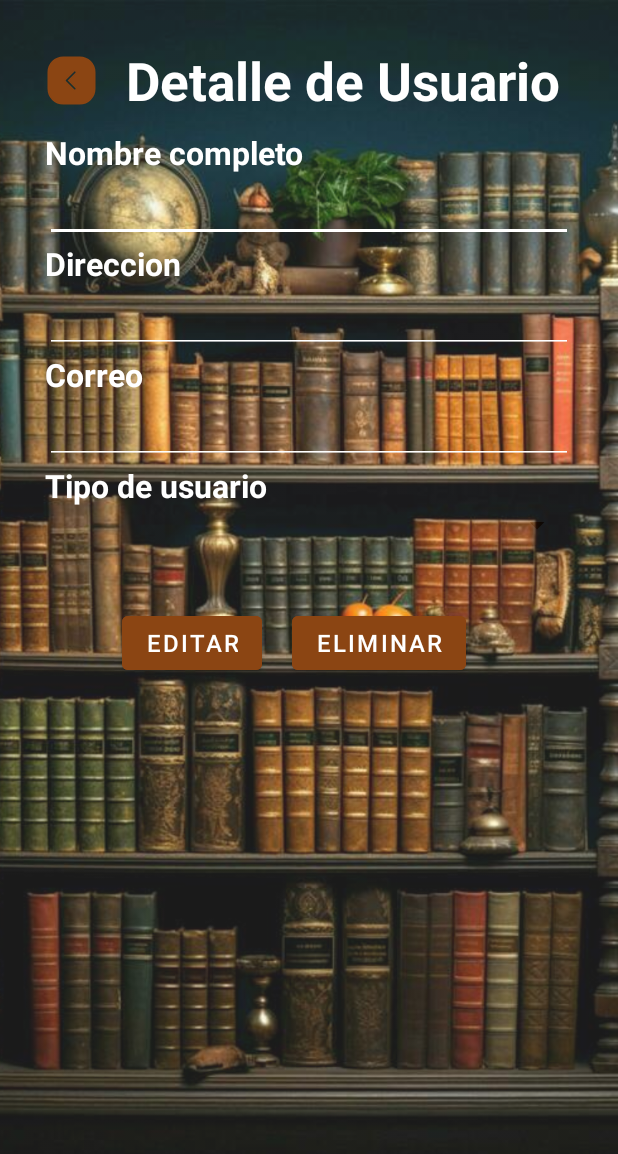
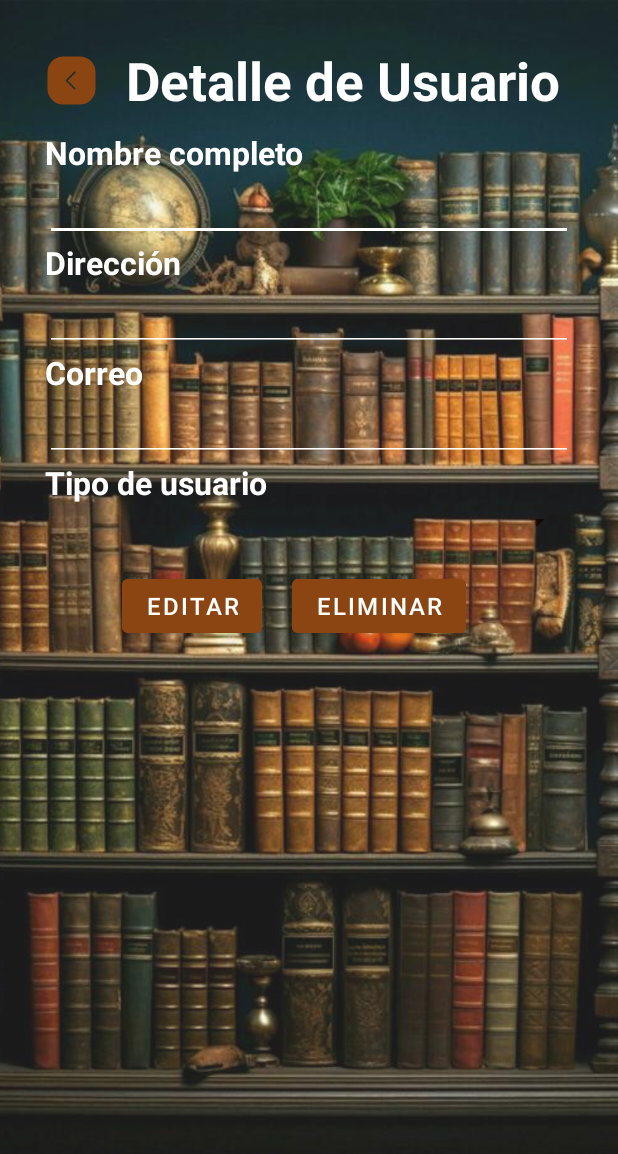
Before and after one commit to Maria-jose24/Taller_biblioteca, an Android app: the layout fragment_detalle_usuario.xml on its own in the app's theme, with its tools: preview values and no code run, on a phone screen of 412 x 824 dp. Shown: the top 1154 px of the screen. Run offline under Robolectric (Android 15) with nearby library versions, the phone set to English and light mode, and no system bars; network calls fail.

Commit message:
Se actualiza

```diff
--- a/CrudLibrary/app/src/main/java/com/example/crudlibrary/adapterUsuario.kt
+++ b/CrudLibrary/app/src/main/java/com/example/crudlibrary/adapterUsuario.kt
@@ -37,7 +37,6 @@ class adapterUsuario (
             onclickEditar?.invoke(usuario)
         }
 
-
         holder.btnEliminar.setOnClickListener {
             onclickEliminar?.invoke(usuario)
         }
--- a/CrudLibrary/app/src/main/java/com/example/crudlibrary/config/config.kt
+++ b/CrudLibrary/app/src/main/java/com/example/crudlibrary/config/config.kt
@@ -4,7 +4,7 @@ class config {
     //se crea una url static, para consultar sin instanciar metedo companion object sirve para almacenar
     companion object{
         //ejemplo: se coloca la pi1 del wifi que debe estar conectado con la misma red del celular y se coloca el puerto de la bses de datos
-        var urlbBase="http://192.168.47.153:8085/api/v1/"
+        var urlbBase="http://192.168.100.154:8085/api/v1/"
         var urlLibros= urlbBase+"libro/"
         var urlUsuarios= urlbBase+"usuario/"
     }
--- a/CrudLibrary/app/src/main/res/layout/fragment_detalle_usuario.xml
+++ b/CrudLibrary/app/src/main/res/layout/fragment_detalle_usuario.xml
@@ -6,6 +6,7 @@
     android:hardwareAccelerated="true"
     tools:context=".detalleUsuarioFragment">
 
+    <!-- Fondo de la vista -->
     <ImageView
         android:layout_width="match_parent"
         android:layout_height="match_parent"
@@ -13,12 +14,14 @@
         android:scaleType="centerCrop"
         android:alpha="0.9" />
 
+    <!-- Contenedor principal para los elementos de la interfaz -->
     <LinearLayout
         android:layout_width="match_parent"
         android:layout_height="match_parent"
         android:orientation="vertical"
         android:padding="30dp">
 
+        <!-- Encabezado con el botón para volver y el título -->
         <LinearLayout
             android:layout_width="match_parent"
             android:layout_height="wrap_content"
@@ -31,7 +34,8 @@
                 android:layout_width="35dp"
                 android:layout_height="35dp"
                 android:layout_marginEnd="10dp"
-                android:src="@drawable/volver" />
+                android:src="@drawable/volver"
+                android:contentDescription="@string/volver" />
 
             <TextView
                 android:id="@+id/lblPortada"
@@ -40,17 +44,18 @@
                 android:text="Detalle de Usuario"
                 android:gravity="center"
                 android:textStyle="bold"
-                android:textSize="35dp"
+                android:textSize="35sp"
                 android:textColor="#FFFFFF" />
         </LinearLayout>
 
+        <!-- Campo Nombre completo -->
         <TextView
             android:id="@+id/txtnombre_completo"
             android:layout_width="match_parent"
             android:layout_height="wrap_content"
             android:text="Nombre completo"
             android:textColor="#FFFFFF"
-            android:textSize="21dp"
+            android:textSize="21sp"
             android:textStyle="bold" />
 
         <EditText
@@ -58,19 +63,21 @@
             android:layout_width="match_parent"
             android:layout_height="wrap_content"
             android:backgroundTint="#FFFFFF"
-            android:ems="10"
             android:inputType="text"
             android:textColor="#FFFFFF"
-            android:textSize="18dp"
-            android:textStyle="bold" />
+            android:textSize="18sp"
+            android:padding="10dp"
+            android:textStyle="bold"
+            android:importantForAccessibility="yes" />
 
+        <!-- Campo Dirección -->
         <TextView
             android:id="@+id/txtdireccion"
             android:layout_width="match_parent"
             android:layout_height="wrap_content"
-            android:text="Direccion"
+            android:text="Dirección"
             android:textColor="#FFFFFF"
-            android:textSize="21dp"
+            android:textSize="21sp"
             android:textStyle="bold" />
 
         <EditText
@@ -78,19 +85,21 @@
             android:layout_width="match_parent"
             android:layout_height="wrap_content"
             android:backgroundTint="#FFFFFF"
-            android:ems="10"
             android:inputType="text"
             android:textColor="#FFFFFF"
-            android:textSize="18dp"
-            android:textStyle="bold" />
+            android:textSize="18sp"
+            android:padding="10dp"
+            android:textStyle="bold"
+            android:importantForAccessibility="yes" />
 
+        <!-- Campo Correo -->
         <TextView
             android:id="@+id/txtcorreo"
             android:layout_width="match_parent"
             android:layout_height="wrap_content"
             android:text="Correo"
             android:textColor="#FFFFFF"
-            android:textSize="21dp"
+            android:textSize="21sp"
             android:textStyle="bold" />
 
         <EditText
@@ -98,32 +107,35 @@
             android:layout_width="match_parent"
             android:layout_height="wrap_content"
             android:backgroundTint="#FFFFFF"
-            android:ems="10"
-            android:inputType="text"
+            android:inputType="textEmailAddress"
             android:textColor="#FFFFFF"
-            android:textSize="18dp"
-            android:textStyle="bold" />
+            android:textSize="18sp"
+            android:padding="10dp"
+            android:textStyle="bold"
+            android:importantForAccessibility="yes" />
 
+        <!-- Campo Tipo de usuario -->
         <TextView
             android:id="@+id/txttipo_usuario"
             android:layout_width="match_parent"
             android:layout_height="wrap_content"
             android:text="Tipo de usuario"
             android:textColor="#FFFFFF"
-            android:textSize="21dp"
+            android:textSize="21sp"
             android:textStyle="bold" />
 
         <Spinner
-            android:id="@+id/spinner_tipo_usuario"
+            android:id="@+id/lbl_tipo_usuario"
             android:layout_width="match_parent"
             android:layout_height="wrap_content"
             android:backgroundTint="#8b4513"
             android:textColor="#FFFFFF"
             android:layout_marginBottom="20dp" />
 
+        <!-- Botones para editar y eliminar -->
         <LinearLayout
             android:layout_width="match_parent"
-            android:layout_height="94dp"
+            android:layout_height="wrap_content"
             android:gravity="center"
             android:orientation="horizontal">
 
@@ -131,22 +143,21 @@
                 android:id="@+id/btnEditar"
                 android:layout_width="wrap_content"
                 android:layout_height="wrap_content"
-                android:layout_marginRight="20dp"
+                android:layout_marginEnd="20dp"
                 android:backgroundTint="#8b4513"
                 android:text="Editar"
                 android:textColor="#FFFFFF"
-                android:textSize="16dp" />
+                android:textSize="16sp" />
 
             <Button
                 android:id="@+id/btnEliminar"
                 android:layout_width="wrap_content"
                 android:layout_height="wrap_content"
-                android:layout_marginRight="20dp"
+                android:layout_marginEnd="20dp"
                 android:backgroundTint="#8b4513"
                 android:text="Eliminar"
                 android:textColor="#FFFFFF"
-                android:textSize="16dp" />
-
+                android:textSize="16sp" />
         </LinearLayout>
 
     </LinearLayout>
--- a/CrudLibrary/app/src/main/res/values/strings.xml
+++ b/CrudLibrary/app/src/main/res/values/strings.xml
@@ -12,6 +12,7 @@
     <string name="lblPortada">Lista de Libros</string>
     <string name="edit">Editar</string>
     <string name="delete">Eliminar</string>
+    <string name="volver">Volver</string>
     <string name="open_nav">Open Navigation Drawer</string>
     <string name="close_nav">Close Navigation Drawer</string>
 </resources>
```
Also changed, not shown: CrudLibrary/app/src/main/java/com/example/crudlibrary/detalleUsuarioFragment.kt (+78 -90 lines). Lines whose indentation alone changed are shown as unchanged.
